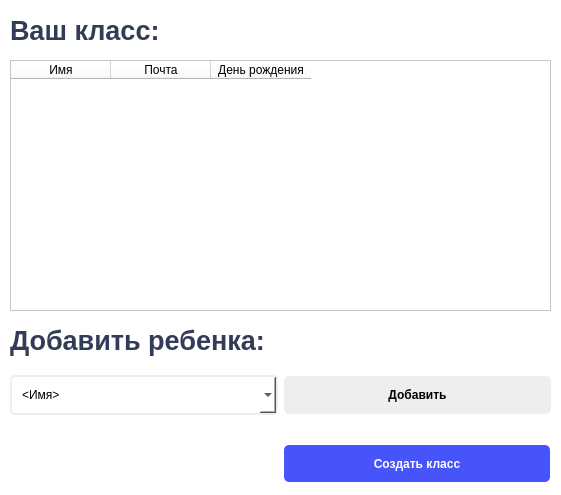
Old version of the form ui/create_class.ui in the repository OCCCAS/Yandex.
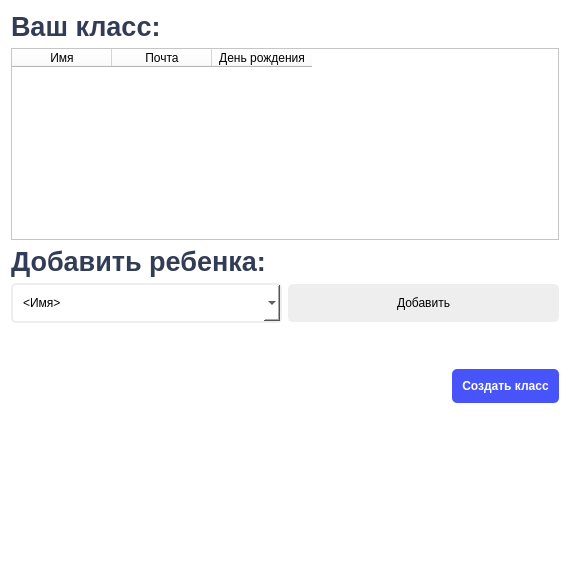
New version of the form.

Commit message: ui: used layouts

What changed in the file:
```diff
--- a/ui/create_class.ui
+++ b/ui/create_class.ui
@@ -1,13 +1,13 @@
 <?xml version="1.0" encoding="UTF-8"?>
 <ui version="4.0">
- <class>Dialog</class>
- <widget class="QDialog" name="Dialog">
+ <class>Form</class>
+ <widget class="QWidget" name="Form">
   <property name="geometry">
    <rect>
     <x>0</x>
     <y>0</y>
-    <width>561</width>
-    <height>495</height>
+    <width>570</width>
+    <height>585</height>
    </rect>
   </property>
   <property name="windowTitle">
@@ -16,15 +16,28 @@
   <property name="styleSheet">
    <string notr="true">background-color: white</string>
   </property>
+  <layout class="QVBoxLayout" name="verticalLayout_2">
+   <item>
+    <layout class="QVBoxLayout" name="verticalLayout">
+     <item>
+      <widget class="QLabel" name="label">
+       <property name="font">
+        <font>
+         <pointsize>20</pointsize>
+         <weight>75</weight>
+         <bold>true</bold>
+        </font>
+       </property>
+       <property name="styleSheet">
+        <string notr="true">color: #333c56;</string>
+       </property>
+       <property name="text">
+        <string>Ваш класс:</string>
+       </property>
+      </widget>
+     </item>
+     <item>
   <widget class="QTableWidget" name="tbl_class">
-   <property name="geometry">
-    <rect>
-     <x>10</x>
-     <y>60</y>
-     <width>541</width>
-     <height>251</height>
-    </rect>
-   </property>
    <column>
     <property name="text">
      <string>Имя</string>
@@ -41,38 +54,9 @@
     </property>
    </column>
   </widget>
-  <widget class="QLabel" name="label">
-   <property name="geometry">
-    <rect>
-     <x>10</x>
-     <y>10</y>
-     <width>541</width>
-     <height>41</height>
-    </rect>
-   </property>
-   <property name="font">
-    <font>
-     <pointsize>20</pointsize>
-     <weight>75</weight>
-     <bold>true</bold>
-    </font>
-   </property>
-   <property name="styleSheet">
-    <string notr="true">color: #333c56;</string>
-   </property>
-   <property name="text">
-    <string>Ваш класс:</string>
-   </property>
-  </widget>
+     </item>
+     <item>
   <widget class="QLabel" name="label_2">
-   <property name="geometry">
-    <rect>
-     <x>10</x>
-     <y>320</y>
-     <width>541</width>
-     <height>41</height>
-    </rect>
-   </property>
    <property name="font">
     <font>
      <pointsize>20</pointsize>
@@ -87,15 +71,8 @@
     <string>Добавить ребенка:</string>
    </property>
   </widget>
-  <widget class="QWidget" name="horizontalLayoutWidget">
-   <property name="geometry">
-    <rect>
-     <x>10</x>
-     <y>370</y>
-     <width>541</width>
-     <height>51</height>
-    </rect>
-   </property>
+     </item>
+     <item>
    <layout class="QHBoxLayout" name="horizontalLayout">
     <item>
      <widget class="QComboBox" name="cmb_name">
@@ -119,8 +96,8 @@
      <widget class="QPushButton" name="btn_add">
       <property name="font">
        <font>
-        <weight>75</weight>
-        <bold>true</bold>
+           <weight>50</weight>
+           <bold>false</bold>
        </font>
       </property>
       <property name="styleSheet">
@@ -137,16 +114,37 @@
      </widget>
     </item>
    </layout>
-  </widget>
+     </item>
+     <item>
+      <spacer name="verticalSpacer">
+       <property name="orientation">
+        <enum>Qt::Vertical</enum>
+       </property>
+       <property name="sizeHint" stdset="0">
+        <size>
+         <width>20</width>
+         <height>40</height>
+        </size>
+       </property>
+      </spacer>
+     </item>
+     <item>
+      <layout class="QHBoxLayout" name="horizontalLayout_2">
+       <item>
+        <spacer name="horizontalSpacer">
+         <property name="orientation">
+          <enum>Qt::Horizontal</enum>
+         </property>
+         <property name="sizeHint" stdset="0">
+          <size>
+           <width>40</width>
+           <height>20</height>
+          </size>
+         </property>
+        </spacer>
+       </item>
+       <item>
   <widget class="QPushButton" name="btn_create_class">
-   <property name="geometry">
-    <rect>
-     <x>284</x>
-     <y>445</y>
-     <width>266</width>
-     <height>37</height>
-    </rect>
-   </property>
    <property name="font">
     <font>
      <weight>75</weight>
@@ -165,6 +163,25 @@
     <string>Создать класс</string>
    </property>
   </widget>
+       </item>
+      </layout>
+     </item>
+    </layout>
+   </item>
+   <item>
+    <spacer name="verticalSpacer_2">
+     <property name="orientation">
+      <enum>Qt::Vertical</enum>
+     </property>
+     <property name="sizeHint" stdset="0">
+      <size>
+       <width>20</width>
+       <height>40</height>
+      </size>
+     </property>
+    </spacer>
+   </item>
+  </layout>
  </widget>
  <resources/>
  <connections/>
```
Left out of the diff: 4 changed lines with no effect on the pictures. Lines whose indentation alone changed are shown as unchanged. The commit also changes 9 other files.
